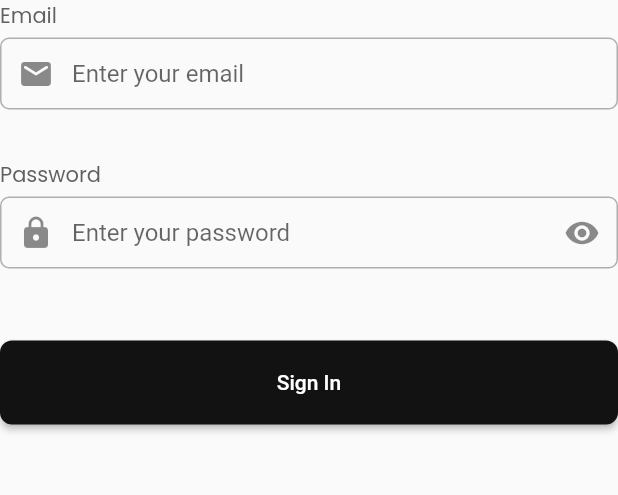
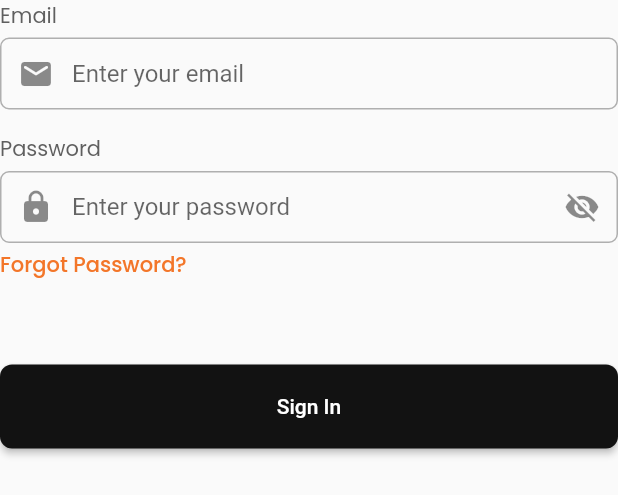
Before and after one commit to aminhaiqal/Quickride, a Flutter app: the LoginCredential widget shown alone on an empty page, opened directly with empty values, on a phone screen of 412 x 824 dp. Shown: the top 495 px of the screen. Run offline on Flutter 3.47's test engine with Material 2 defaults, Android fonts, the phone set to English and light mode, and no system bars; our stand-ins replace cloud_firestore, firebase_auth, firebase_core, firebase_storage, google_fonts, google_sign_in and 1 more; missing offline and left inert: flutter_facebook_auth; accounts and stored records are empty; network calls fail; statements that could not run were skipped.

Commit message:
fix input text for login

```diff
--- a/quickride/lib/src/features/authentication/utils/input_decoration.dart
+++ b/quickride/lib/src/features/authentication/utils/input_decoration.dart
@@ -38,7 +38,7 @@ InputDecoration buildPasswordInputDecoration({
     prefixIcon: Icon(prefixIcon),
     suffixIcon: GestureDetector(
       onTap: onSuffixIconPressed,
-      child: Icon(obscureText ? Icons.visibility : Icons.visibility_off),
+      child: Icon(obscureText ? Icons.visibility_off : Icons.visibility),
     ),
     enabledBorder: OutlineInputBorder(
       borderSide: BorderSide(
--- a/quickride/lib/src/features/authentication/utils/login_credential.dart
+++ b/quickride/lib/src/features/authentication/utils/login_credential.dart
@@ -1,6 +1,6 @@
+import 'package:flutter/gestures.dart';
 import 'package:flutter/material.dart';
-import 'package:quickride/src/features/authentication/utils/input_decoration.dart'
-    as input_decoration;
+import 'package:quickride/src/features/authentication/utils/input_decoration.dart' as input_decoration;
 import '../../../utils/validator.dart';
 import '../viewmodel/auth_viewmodel.dart' show AuthViewModel;
 import 'package:quickride/src/widgets/action_button.dart' as action_button;
@@ -30,6 +30,11 @@ class LoginCredentialState extends State<LoginCredential> {
   @override
   Widget build(BuildContext context) {
     return Column(crossAxisAlignment: CrossAxisAlignment.start, children: [
+        Container(
+            margin: const EdgeInsets.only(bottom: 16),
+            child: Column(
+              crossAxisAlignment: CrossAxisAlignment.start,
+              children: [
                 Text(
                   'Email',
                   style: shared.TextTheme.description(null)
@@ -44,32 +49,48 @@ class LoginCredentialState extends State<LoginCredential> {
                       helperText: errorMessage,
                       prefixIcon: Icons.email_rounded),
                 )),
-      const SizedBox(height: 4),
-      Text(
-        errorMessage,
-        style: shared.TextTheme.description(null)
-            .copyWith(color: shared.ColorTheme.mainTheme.colorScheme.error),
+              ],
             ),
-      const SizedBox(height: 8),
+          ),
+      Container(
+          margin: const EdgeInsets.only(bottom: 56),
+          child: Column(
+            crossAxisAlignment: CrossAxisAlignment.start,
+            children: [
               Text(
                 'Password',
                 style: shared.TextTheme.description(null)
                     .copyWith(color: shared.GreyShader.greyAccent),
               ),
-      const SizedBox(height: 4),
-      Form(
+              Container(
+                  margin: const EdgeInsets.symmetric(vertical: 4),
+                  child: Form(
                       child: TextFormField(
                           controller: _passwordController,
                           obscureText: _obscureText,
-        decoration: input_decoration.buildPasswordInputDecoration(
+                          decoration:
+                              input_decoration.buildPasswordInputDecoration(
                                   label: 'Password',
                                   prefixIcon: Icons.lock_rounded,
                                   obscureText: _obscureText,
                                   onSuffixIconPressed: () => setState(() {
                                         _obscureText = !_obscureText;
-                })),
+                                      }))))),
+              RichText(
+                  text: TextSpan(children: <TextSpan>[
+                TextSpan(
+                    recognizer: TapGestureRecognizer()
+                      ..onTap = () {
+                        widget.viewModel.resetPassword();
+                      },
+                    text: 'Forgot Password?',
+                    style: shared.TextTheme.description(FontWeight.w500)
+                        .copyWith(
+                            color: shared.ColorTheme.mainTheme.colorScheme.primary))
+              ]))
+            ],
           )),
-      const SizedBox(height: 48),
+
       action_button.PrimaryButton(
           label: 'Sign In',
           width: MediaQuery.of(context).size.width,
```
Also changed, not shown: quickride/lib/src/features/authentication/utils/register_credential.dart (+9 -4 lines), quickride/lib/src/features/authentication/view/login_view.dart (+4 -7 lines). Lines whose indentation alone changed are shown as unchanged.
